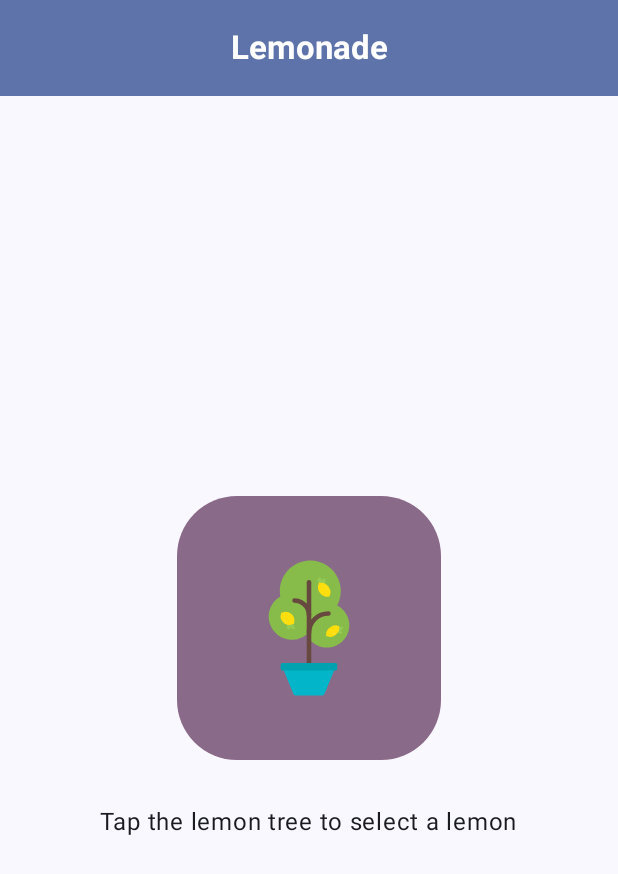
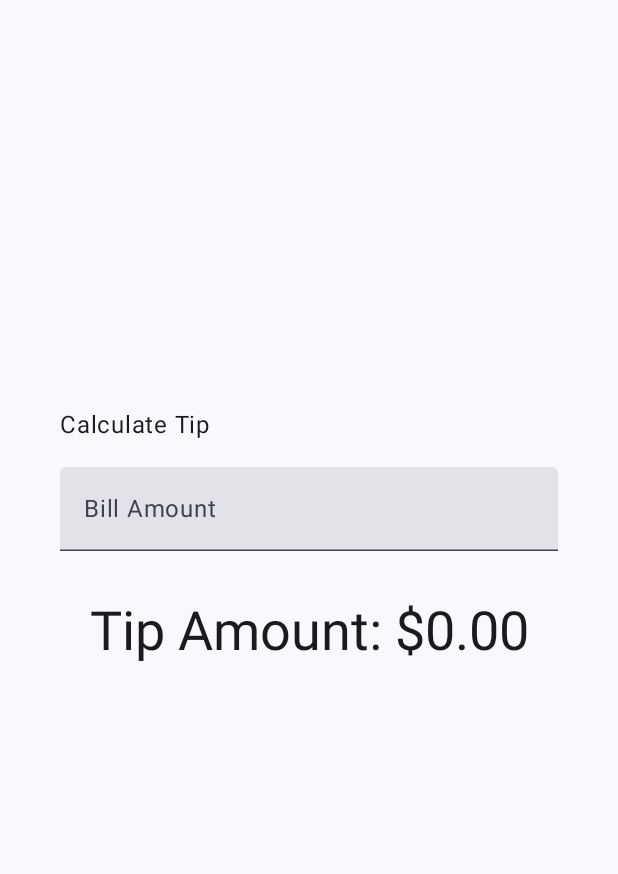
Before and after one commit to Xylia43/MyFirstKotlinProject, an Android app built with Jetpack Compose: the screen it shows after launch (MainActivity), on a phone screen of 412 x 824 dp. Shown: the top 874 px of the screen. Run offline under Robolectric (Android 15) with nearby library versions, the phone set to English and light mode, and no system bars.

```diff
--- a/app/src/main/java/com/example/first/MainActivity.kt
+++ b/app/src/main/java/com/example/first/MainActivity.kt
@@ -1,6 +1,7 @@
 package com.example.first
 
 
+import android.annotation.SuppressLint
 import android.os.Bundle
 import android.widget.ImageButton
 import androidx.activity.ComponentActivity
@@ -18,9 +19,14 @@ import androidx.compose.foundation.layout.fillMaxSize
 import androidx.compose.foundation.layout.fillMaxWidth
 import androidx.compose.foundation.layout.height
 import androidx.compose.foundation.layout.padding
+import androidx.compose.foundation.layout.safeDrawingPadding
+import androidx.compose.foundation.layout.statusBarsPadding
 import androidx.compose.foundation.layout.width
 import androidx.compose.foundation.layout.wrapContentSize
+import androidx.compose.foundation.rememberScrollState
 import androidx.compose.foundation.shape.RoundedCornerShape
+import androidx.compose.foundation.text.KeyboardOptions
+import androidx.compose.foundation.verticalScroll
 import androidx.compose.material3.Button
 import androidx.compose.material3.ButtonDefaults
 import androidx.compose.material3.CenterAlignedTopAppBar
@@ -30,8 +36,10 @@ import androidx.compose.material3.MaterialTheme
 import androidx.compose.material3.Scaffold
 import androidx.compose.material3.Surface
 import androidx.compose.material3.Text
+import androidx.compose.material3.TextField
 import androidx.compose.material3.TopAppBarDefaults
 import androidx.compose.runtime.Composable
+import androidx.compose.runtime.MutableState
 import androidx.compose.runtime.getValue
 import androidx.compose.runtime.mutableStateOf
 import androidx.compose.runtime.remember
@@ -44,11 +52,13 @@ import androidx.compose.ui.res.dimensionResource
 import androidx.compose.ui.res.painterResource
 import androidx.compose.ui.res.stringResource
 import androidx.compose.ui.text.font.FontWeight
+import androidx.compose.ui.text.input.KeyboardType
 import androidx.compose.ui.text.style.TextAlign.Companion.Justify
 import androidx.compose.ui.tooling.preview.Preview
 import androidx.compose.ui.unit.dp
 import androidx.compose.ui.unit.sp
 import com.example.first.ui.theme.FirstTheme
+import java.text.NumberFormat
 
 class MainActivity : ComponentActivity() {
     override fun onCreate(savedInstanceState: Bundle?) {
@@ -65,7 +75,8 @@ class MainActivity : ComponentActivity() {
 //                    MyQuadrant()
 //                    DiceWithButtonAndImage()
 //                    Lemonade()
-                    LemonadeApp()
+//                    LemonadeApp()
+                    TipTimeLayout()
                 }
             }
         }
@@ -483,6 +494,74 @@ fun LemonTextAndImage(
         }
     }
 }
+
+/**
+ * tip calculation
+ */
+@Composable
+fun TipTimeLayout() {
+    var amountInput by remember { mutableStateOf("") }
+
+    val amount = amountInput.toDoubleOrNull() ?: 0.0
+    val tip = calculateTip(amount)
+    Column(
+        modifier = Modifier
+            .statusBarsPadding()
+            .padding(horizontal = 40.dp)
+            .verticalScroll(rememberScrollState())
+            .safeDrawingPadding(),
+        horizontalAlignment = Alignment.CenterHorizontally,
+        verticalArrangement = Arrangement.Center
+    ) {
+        Text(
+            text = stringResource(R.string.calculate_tip),
+            modifier = Modifier
+                .padding(bottom = 16.dp, top = 40.dp)
+                .align(alignment = Alignment.Start)
+        )
+
+//        EditNumberField(modifier = Modifier.padding( bottom =32.dp).fillMaxWidth())
+        EditNumberField(
+            value = amountInput,
+            onValueChange = { amountInput = it },
+            modifier = Modifier
+                .padding(bottom = 32.dp)
+                .fillMaxWidth()
+        )
+        Text(
+            text = stringResource(R.string.tip_amount, tip),
+            style = MaterialTheme.typography.displaySmall
+        )
+        Spacer(modifier = Modifier.height(150.dp))
+    }
+}
+@OptIn(ExperimentalMaterial3Api::class)
+//@SuppressLint("UnrememberedMutableState")
+@Composable
+fun EditNumberField(
+    value: String,
+    onValueChange:(String)->Unit,
+    modifier: Modifier = Modifier) {
+//    val amountInput = "0"
+//    var amountInput: MutableState<String> = mutableStateOf("0")
+
+//    val tip = calculateTip(amount)
+    TextField(
+//        value = amountInput,
+        //In the lambda expression, the it variable contains the new value.
+//        onValueChange = {amountInput = it},
+        value = value,
+        onValueChange = onValueChange,
+        modifier = modifier,
+        singleLine = true,
+        keyboardOptions = KeyboardOptions(keyboardType = KeyboardType.Number) ,
+        label = { Text(stringResource(R.string.bill_amount)) },
+    )
+}
+private fun calculateTip(amount: Double, tipPercent: Double = 15.0): String {
+    val tip = tipPercent / 100 * amount
+    return NumberFormat.getCurrencyInstance().format(tip)
+}
 @Preview(showBackground = true)
 @Composable
 fun GreetingPreview() {
@@ -494,7 +573,8 @@ fun GreetingPreview() {
 //        MyContactCompose(info = "+44 07529209272")
 //        MyCard()
 //        DiceWithButtonAndImage()
-        Lemonade()
+//        Lemonade()
 //        LemonadeApp()
+        TipTimeLayout()
     }
 }
--- a/app/src/main/res/values/strings.xml
+++ b/app/src/main/res/values/strings.xml
@@ -17,4 +17,9 @@
     <string name="lemon">Lemon</string>
     <string name="glassOfLemonade">Glass of lemonade</string>
     <string name="emptyGlass">Empty glass</string>
+
+    <!-- TIP APP -->
+    <string name="calculate_tip">Calculate Tip</string>
+    <string name="bill_amount">Bill Amount</string>
+    <string name="tip_amount">Tip Amount: %s</string>
 </resources>
```
